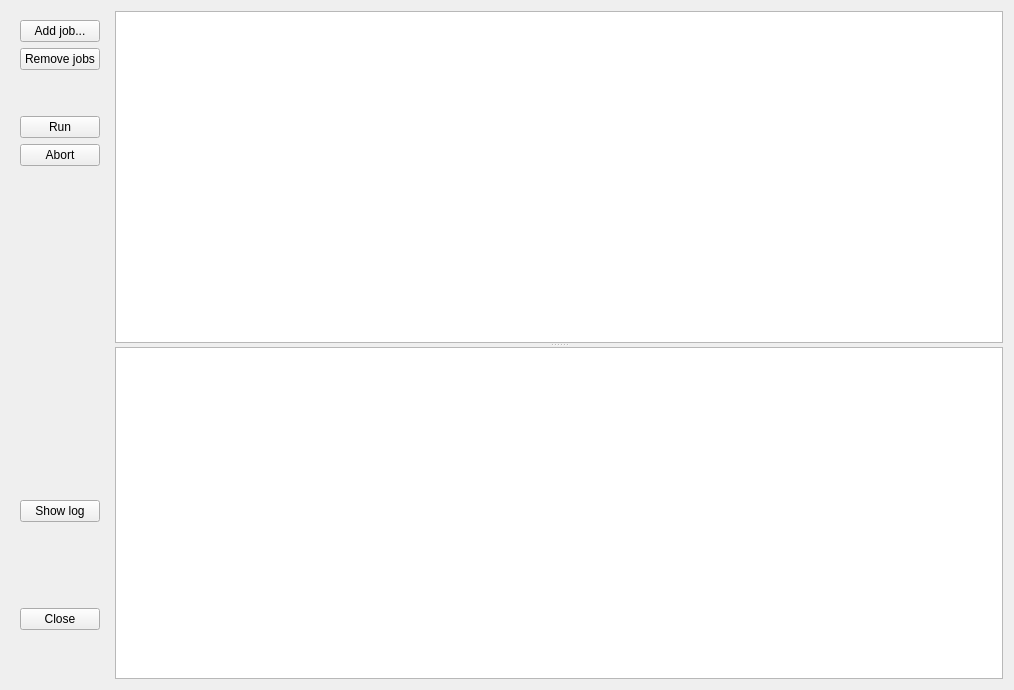
Qt form Sources/batch/ptBatchWindow.ui (dzz007/photivo) before a commit.
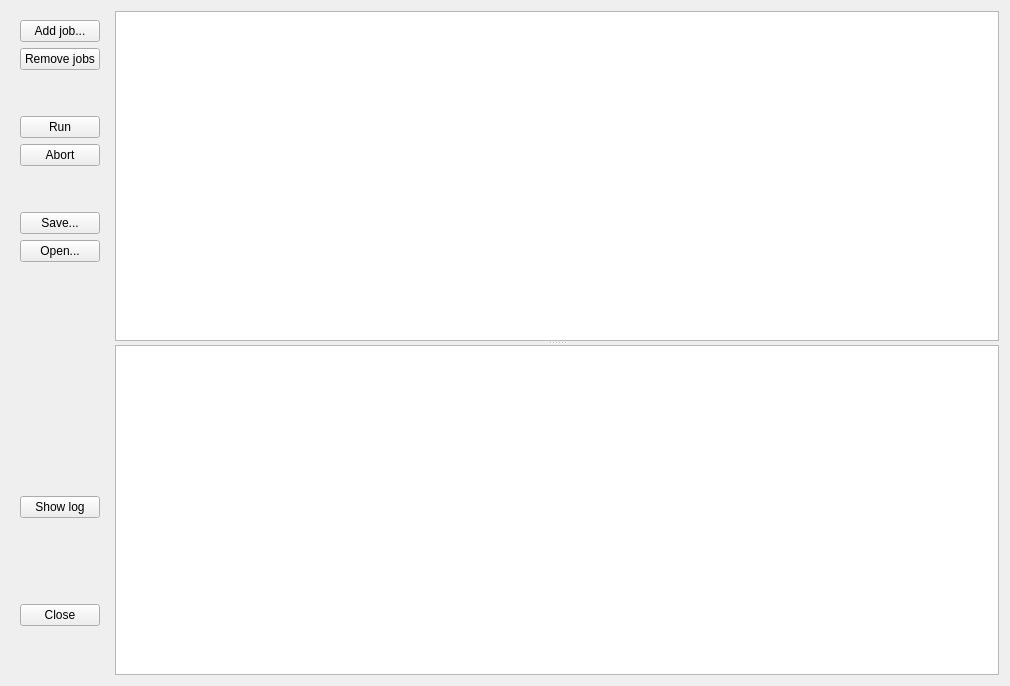
The same form after that commit. Icons and pictures are not drawn.

Commit message: Batch manager:   * Saving and loading job list implemented.   * Autosaving current job list is possible.   * Corresponding settings added to the Settings tab.

```diff
--- a/Sources/batch/ptBatchWindow.ui
+++ b/Sources/batch/ptBatchWindow.ui
@@ -6,8 +6,8 @@
    <rect>
     <x>0</x>
     <y>0</y>
-    <width>1014</width>
-    <height>690</height>
+    <width>1010</width>
+    <height>686</height>
    </rect>
   </property>
   <layout class="QHBoxLayout" name="horizontalLayout">
@@ -134,6 +134,74 @@
         </property>
        </widget>
       </item>
+      <item>
+       <spacer name="verticalSpacer_5">
+        <property name="orientation">
+         <enum>Qt::Vertical</enum>
+        </property>
+        <property name="sizeType">
+         <enum>QSizePolicy::Fixed</enum>
+        </property>
+        <property name="sizeHint" stdset="0">
+         <size>
+          <width>20</width>
+          <height>40</height>
+         </size>
+        </property>
+       </spacer>
+      </item>
+      <item>
+       <widget class="QPushButton" name="BTSave">
+        <property name="sizePolicy">
+         <sizepolicy hsizetype="Preferred" vsizetype="Fixed">
+          <horstretch>0</horstretch>
+          <verstretch>0</verstretch>
+         </sizepolicy>
+        </property>
+        <property name="toolTip">
+         <string>Save job list to file</string>
+        </property>
+        <property name="text">
+         <string>Save...</string>
+        </property>
+        <property name="icon">
+         <iconset resource="../../qrc/photivo.qrc">
+          <normaloff>:/dark/icons/document-save.png</normaloff>:/dark/icons/document-save.png</iconset>
+        </property>
+        <property name="iconSize">
+         <size>
+          <width>16</width>
+          <height>16</height>
+         </size>
+        </property>
+       </widget>
+      </item>
+      <item>
+       <widget class="QPushButton" name="BTOpen">
+        <property name="sizePolicy">
+         <sizepolicy hsizetype="Preferred" vsizetype="Fixed">
+          <horstretch>0</horstretch>
+          <verstretch>0</verstretch>
+         </sizepolicy>
+        </property>
+        <property name="toolTip">
+         <string>Open job list from files</string>
+        </property>
+        <property name="text">
+         <string>Open...</string>
+        </property>
+        <property name="icon">
+         <iconset resource="../../qrc/photivo.qrc">
+          <normaloff>:/dark/icons/document-open.png</normaloff>:/dark/icons/document-open.png</iconset>
+        </property>
+        <property name="iconSize">
+         <size>
+          <width>16</width>
+          <height>16</height>
+         </size>
+        </property>
+       </widget>
+      </item>
       <item>
        <spacer name="verticalSpacer_3">
         <property name="orientation">
```
Left out of the diff: 38 changed lines with no effect on the pictures. The commit also changes 15 other files.
